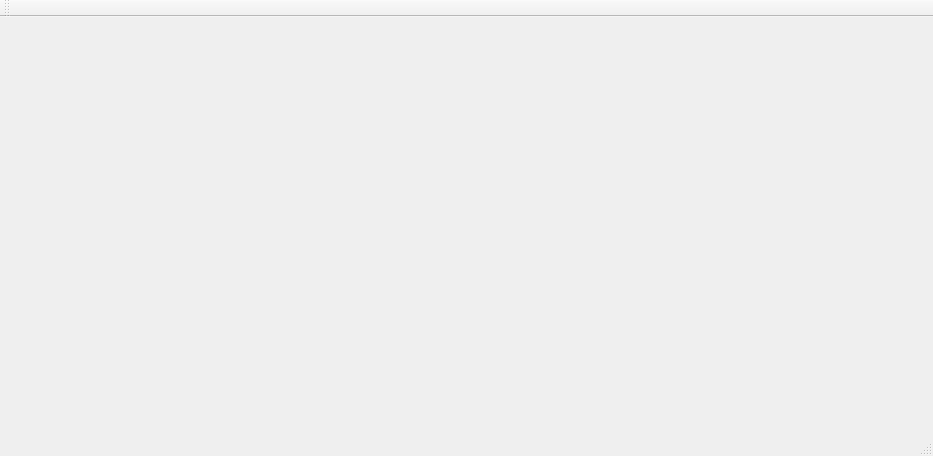
This is Source/Vergleichsprogramm/MainForm.ui in adeccscholar/Vergleich_Tiers as Qt 5 draws it before an edit. The edited form follows.
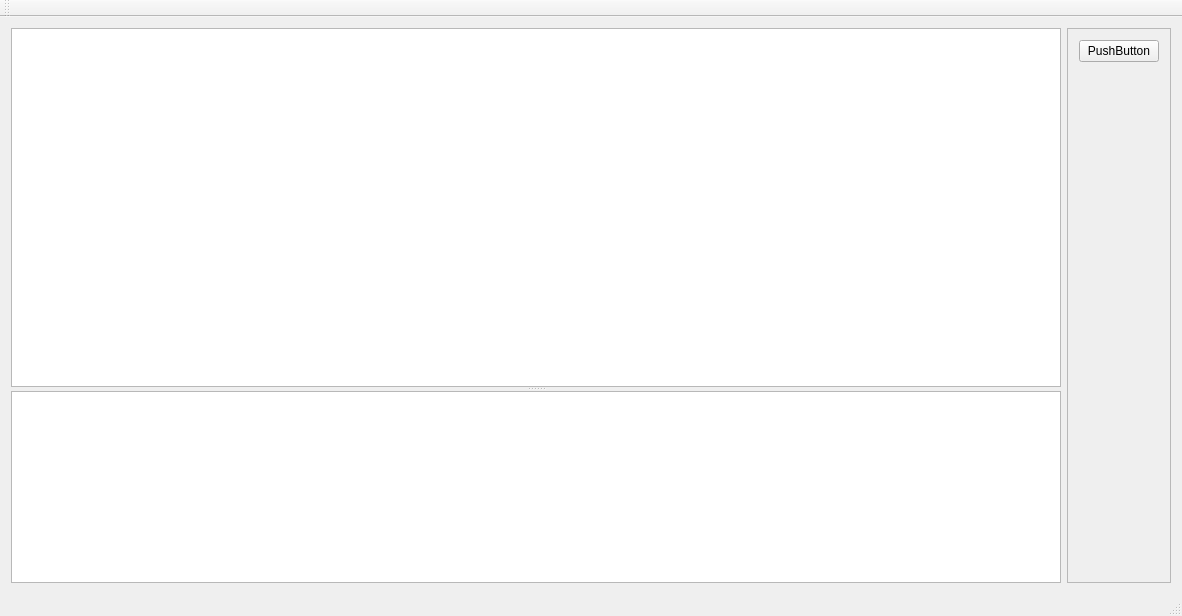
This is the edited form.

```diff
--- a/Source/Vergleichsprogramm/MainForm.ui
+++ b/Source/Vergleichsprogramm/MainForm.ui
@@ -6,14 +6,83 @@
    <rect>
     <x>0</x>
     <y>0</y>
-    <width>933</width>
-    <height>456</height>
+    <width>1182</width>
+    <height>616</height>
    </rect>
   </property>
   <property name="windowTitle">
    <string>MainForm</string>
   </property>
-  <widget class="QWidget" name="centralWidget"/>
+  <widget class="QWidget" name="centralWidget">
+   <layout class="QHBoxLayout" name="horizontalLayout">
+    <item>
+     <widget class="QSplitter" name="splitter">
+      <property name="sizePolicy">
+       <sizepolicy hsizetype="Expanding" vsizetype="Expanding">
+        <horstretch>1</horstretch>
+        <verstretch>1</verstretch>
+       </sizepolicy>
+      </property>
+      <property name="orientation">
+       <enum>Qt::Vertical</enum>
+      </property>
+      <widget class="QTableWidget" name="tableWidget">
+       <property name="sizePolicy">
+        <sizepolicy hsizetype="Expanding" vsizetype="Expanding">
+         <horstretch>0</horstretch>
+         <verstretch>1</verstretch>
+        </sizepolicy>
+       </property>
+      </widget>
+      <widget class="QTextEdit" name="textEdit"/>
+     </widget>
+    </item>
+    <item>
+     <widget class="QFrame" name="frame">
+      <property name="sizePolicy">
+       <sizepolicy hsizetype="Preferred" vsizetype="Expanding">
+        <horstretch>0</horstretch>
+        <verstretch>0</verstretch>
+       </sizepolicy>
+      </property>
+      <property name="frameShape">
+       <enum>QFrame::StyledPanel</enum>
+      </property>
+      <property name="frameShadow">
+       <enum>QFrame::Raised</enum>
+      </property>
+      <layout class="QVBoxLayout" name="verticalLayout">
+       <item>
+        <widget class="QPushButton" name="pushButton">
+         <property name="sizePolicy">
+          <sizepolicy hsizetype="Minimum" vsizetype="Fixed">
+           <horstretch>0</horstretch>
+           <verstretch>0</verstretch>
+          </sizepolicy>
+         </property>
+         <property name="text">
+          <string>PushButton</string>
+         </property>
+        </widget>
+       </item>
+       <item>
+        <spacer name="verticalSpacer">
+         <property name="orientation">
+          <enum>Qt::Vertical</enum>
+         </property>
+         <property name="sizeHint" stdset="0">
+          <size>
+           <width>20</width>
+           <height>490</height>
+          </size>
+         </property>
+        </spacer>
+       </item>
+      </layout>
+     </widget>
+    </item>
+   </layout>
+  </widget>
   <widget class="QMenuBar" name="menuBar">
    <property name="geometry">
     <rect>
```
Left out of the diff: 2 changed lines with no effect on the pictures.
